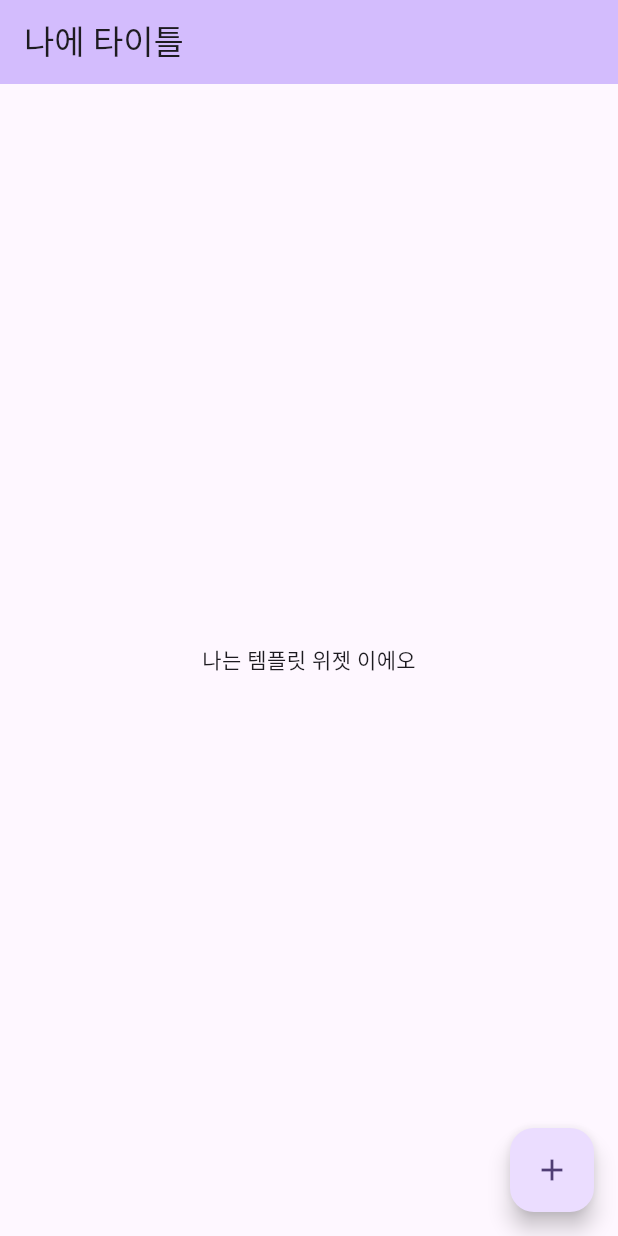
After one commit to efforthye/hyestagram, a Flutter app: the screen it shows after launch, on a phone screen of 412 x 824 dp. The commit adds this screen. Run offline on Flutter 3.47's test engine with Material 2 defaults, Android fonts, the phone set to English and light mode, and no system bars.

Commit message:
feat: add template screen

```diff
--- /dev/null
+++ b/client/lib/template/template.dart
@@ -0,0 +1,45 @@
+import 'package:flutter/material.dart';
+
+class TemplateScreen extends StatefulWidget {
+  const TemplateScreen({super.key, required this.title});
+  final String title;
+
+  @override
+  State<TemplateScreen> createState() => _TemplateScreenState();
+}
+
+class _TemplateScreenState extends State<TemplateScreen> {
+  int _counter = 0;
+
+  void _incrementCounter() {
+    setState(() {
+      _counter++;
+    });
+  }
+
+  @override
+  Widget build(BuildContext context) {
+    Widget _titleWidget = Text(widget.title);
+    Widget _textWidget = Text(
+      '$_counter',
+      style: Theme.of(context).textTheme.headlineMedium,
+    );
+
+    return Scaffold(
+      appBar: AppBar(
+        backgroundColor: Theme.of(context).colorScheme.inversePrimary,
+        title: _titleWidget,
+      ),
+      body: const Center(
+        child: Text(
+          '나는 템플릿 위젯 이에오',
+        ),
+      ),
+      floatingActionButton: FloatingActionButton(
+        onPressed: _incrementCounter,
+        tooltip: 'Increment',
+        child: const Icon(Icons.add),
+      ), // This trailing comma makes auto-formatting nicer for build methods.
+    );
+  }
+}
```
Also changed, not shown: client/lib/main.dart (+2 -49 lines), 1 other file.
